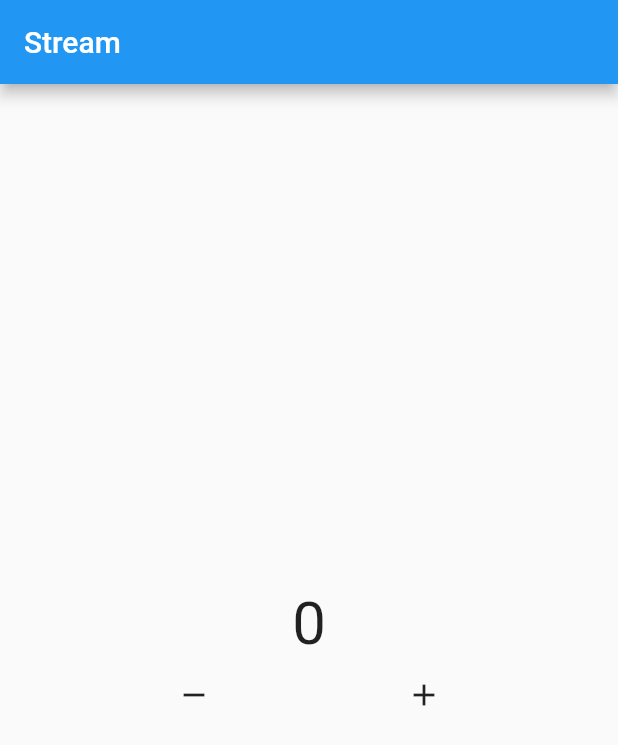
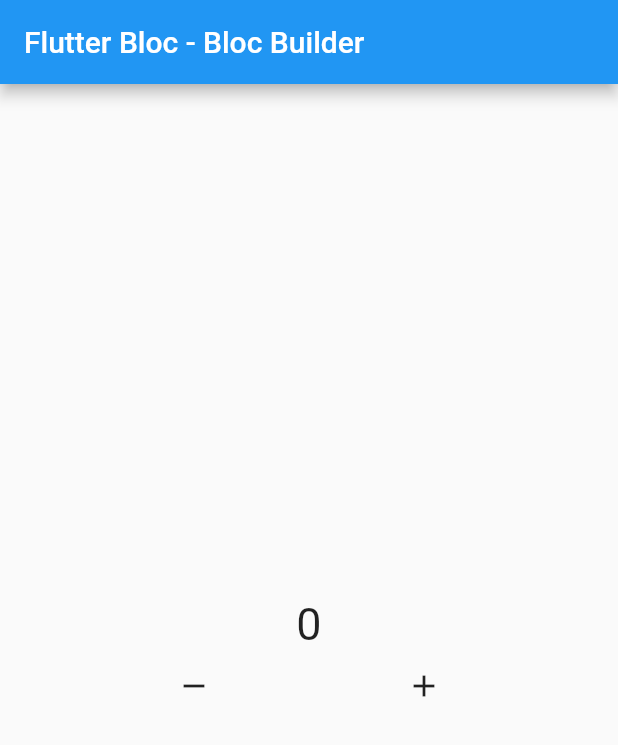
Before and after one commit to eggywardani/latihan-bloc, a Flutter app: the screen it shows after launch, after a tap on the "remove" icon, after a tap on the "add" icon, on a phone screen of 412 x 824 dp. Shown: the top 745 px of the screen. Run offline on Flutter 3.47's test engine with Material 2 defaults, Android fonts, the light colour scheme and no system bars; our stand-ins replace bloc, flutter_bloc.

Commit message:
bloc builder

```diff
--- /dev/null
+++ b/lib/bloc/counter.dart
@@ -0,0 +1,9 @@
+import 'package:bloc/bloc.dart';
+
+class Counter extends Cubit<int> {
+  Counter({this.init = 0}) : super(init);
+  int init;
+
+  void increment() => emit(state + 1);
+  void decrement() => emit(state - 1);
+}
--- /dev/null
+++ b/lib/home.dart
@@ -0,0 +1,55 @@
+import 'package:flutter/material.dart';
+import 'package:latihan_bloc/bloc/counter.dart';
+import 'package:flutter_bloc/flutter_bloc.dart';
+
+class HomePage extends StatelessWidget {
+  Counter myCounter = Counter();
+
+  @override
+  Widget build(BuildContext context) {
+    return Scaffold(
+      appBar: AppBar(
+        title: Text("Flutter Bloc - Bloc Builder"),
+      ),
+      body: Column(
+        mainAxisAlignment: MainAxisAlignment.center,
+        children: [
+          // StreamBuilder<Object>(
+          //     stream: myCounter.stream,
+          //     initialData: myCounter.init,
+          //     builder: (context, snapshot) {
+          //       return Text(
+          //         "${snapshot.data}",
+          //         style: TextStyle(fontSize: 30),
+          //       );
+          //     }),
+          BlocBuilder<Counter, int>(
+            bloc: myCounter,
+            builder: (context, state) {
+              return Text(
+                "${state}",
+                style: TextStyle(fontSize: 30),
+              );
+            },
+          ),
+
+          Row(
+            mainAxisAlignment: MainAxisAlignment.spaceEvenly,
+            children: [
+              IconButton(
+                  onPressed: () {
+                    myCounter.decrement();
+                  },
+                  icon: Icon(Icons.remove)),
+              IconButton(
+                  onPressed: () {
+                    myCounter.increment();
+                  },
+                  icon: Icon(Icons.add)),
+            ],
+          )
+        ],
+      ),
+    );
+  }
+}
--- a/lib/main.dart
+++ b/lib/main.dart
@@ -1,5 +1,6 @@
-import 'package:bloc/bloc.dart';
 import 'package:flutter/material.dart';
+
+import 'home.dart';
 
 void main() {
   runApp(MyApp());
@@ -15,63 +16,3 @@
     );
   }
 }
-
-class HomePage extends StatelessWidget {
-  HomePage({Key? key}) : super(key: key);
-
-  CounterCubit myCounter = CounterCubit(initialData: 0);
-
-  @override
-  Widget build(BuildContext context) {
-    return Scaffold(
-        appBar: AppBar(title: Text("Stream")),
-        body: Column(
-          mainAxisAlignment: MainAxisAlignment.center,
-          children: [
-            StreamBuilder(
-                initialData: myCounter.initialData,
-                stream: myCounter.stream,
-                builder: (context, snapshot) {
-                  return Text(
-                    "${snapshot.data}",
-                    style: TextStyle(fontSize: 40),
-                  );
-                }),
-            Row(
-              mainAxisAlignment: MainAxisAlignment.spaceEvenly,
-              children: [
-                IconButton(
-                    onPressed: () {
-                      myCounter.decrement();
-                    },
-                    icon: Icon(Icons.remove)),
-                IconButton(
-                    onPressed: () {
-                      myCounter.increment();
-                    },
-                    icon: Icon(Icons.add)),
-              ],
-            )
-          ],
-        ));
-  }
-}
-
-class CounterCubit extends Cubit<int> {
-  CounterCubit({this.initialData = 0}) : super(initialData);
-
-  int initialData;
-
-  void increment() {
-    emit(state + 1);
-  }
-
-  void decrement() {
-    emit(state - 1);
-  }
-
-  @override
-  void onChange(Change<int> change) {
-    super.onChange(change);
-  }
-}
```
